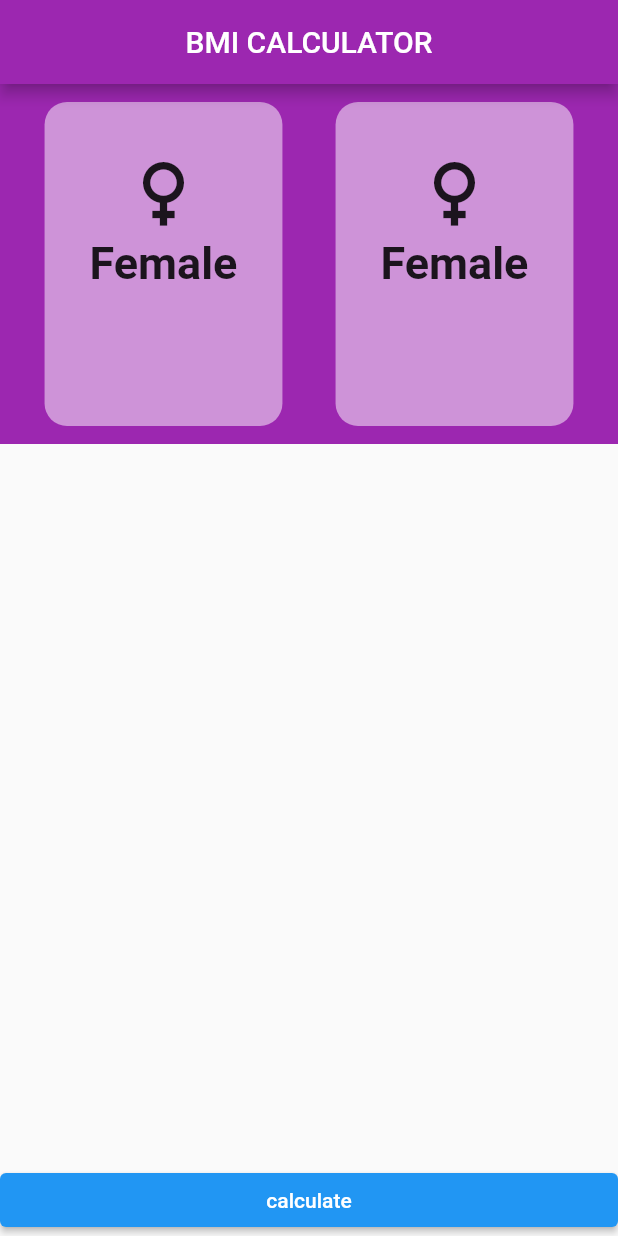
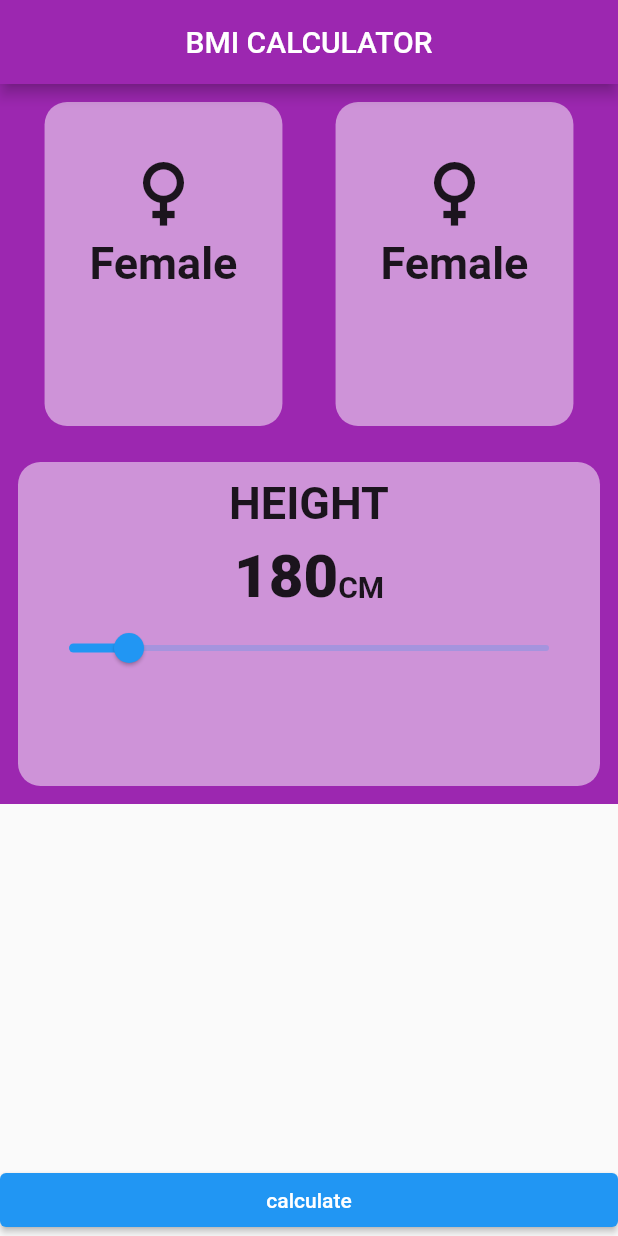
Before and after one commit to Aseel-Mohtaseb/BMI_calculator, a Flutter app: the screen it shows after launch, on a phone screen of 412 x 824 dp. Run offline on Flutter 3.47's test engine with Material 2 defaults, Android fonts, the phone set to English and light mode, and no system bars.

```diff
--- a/lib/bmi_screen.dart
+++ b/lib/bmi_screen.dart
@@ -34,7 +34,8 @@ class _BmiScreenState extends State<BmiScreen> {
                         Icon(Icons.female, size: 60),
                         Text(
                           'Female',
-                          style: TextStyle(fontSize: 30, fontWeight: FontWeight.bold),
+                          style: TextStyle(
+                              fontSize: 30, fontWeight: FontWeight.bold),
                         )
                       ],
                     ),
@@ -49,7 +50,8 @@ class _BmiScreenState extends State<BmiScreen> {
                         Icon(Icons.female, size: 60),
                         Text(
                           'Female',
-                          style: TextStyle(fontSize: 30, fontWeight: FontWeight.bold),
+                          style: TextStyle(
+                              fontSize: 30, fontWeight: FontWeight.bold),
                         )
                       ],
                     ),
@@ -58,7 +60,52 @@ class _BmiScreenState extends State<BmiScreen> {
               ),
             ),
           ),
-          Expanded(child: Row()),
+          Expanded(
+              child: Container(
+                padding: EdgeInsets.all(12),
+                decoration: BoxDecoration(color: Colors.purple),
+                child: Container(
+                  padding: EdgeInsets.all(10),
+                  decoration: BoxDecoration(
+                      color: Colors.purple[200],
+                      borderRadius: BorderRadius.circular(15)),
+
+                  child: Column(
+                    children: [
+                      const Text(
+                        'HEIGHT',
+                        style: TextStyle(fontSize: 30, fontWeight: FontWeight.bold),
+                      ),
+                      SizedBox(height: 8,),
+                      Row(
+                        mainAxisAlignment: MainAxisAlignment.center,
+                        crossAxisAlignment: CrossAxisAlignment.baseline,
+                        textBaseline: TextBaseline.alphabetic,
+                        children: const [
+                          Text(
+                            '180',
+                            style: TextStyle(
+                                fontSize: 40, fontWeight: FontWeight.w800),
+                          ),
+                          Text(
+                            'CM',
+                            style: TextStyle(
+                                fontSize: 20, fontWeight: FontWeight.bold),
+                          ),
+                        ],
+                      ),
+                      Slider(
+                          value: 100,
+                          min: 80,
+                          max: 240,
+                          onChanged: (value){
+                            print(value.round());
+                          }
+                          )
+                    ],
+                  ),
+                ),
+              )),
           Expanded(child: Row()),
           Container(
             width: double.infinity,
```
